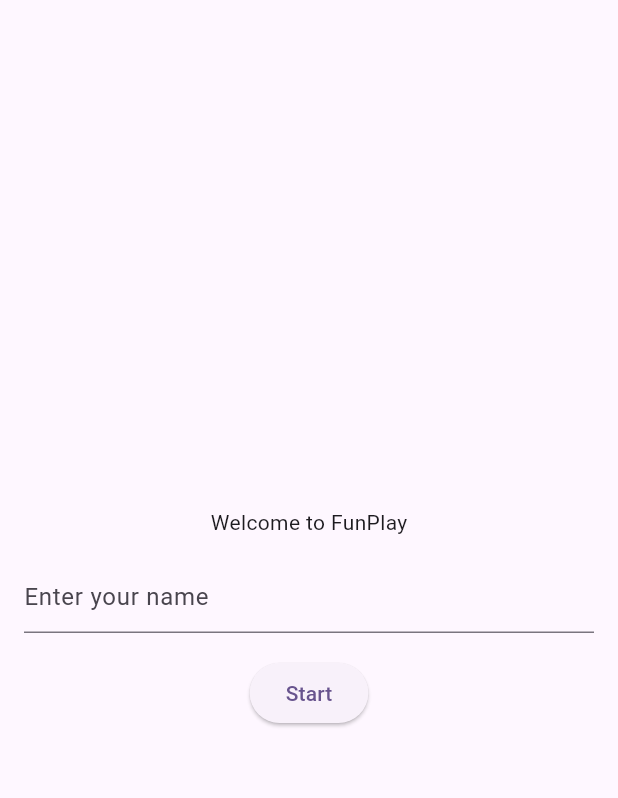
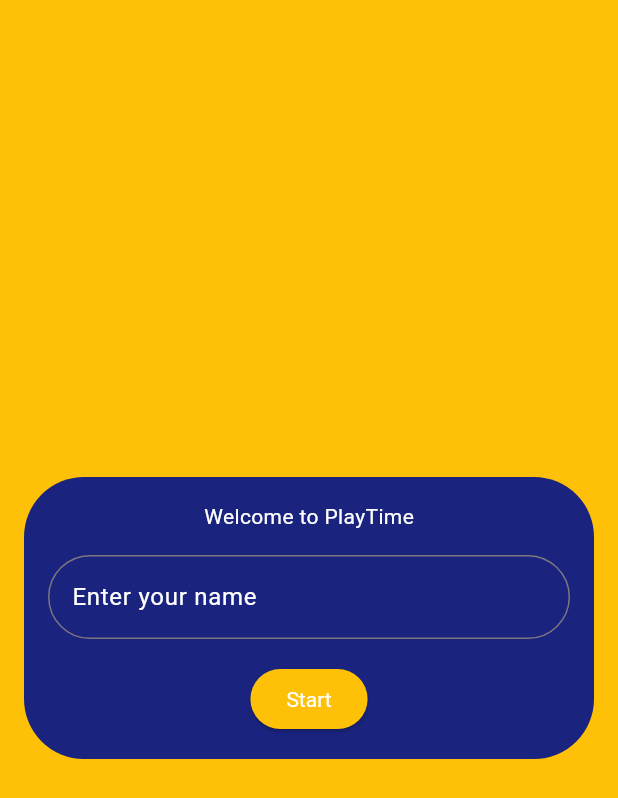
Before and after one commit to balajinithi1999/fun_play, a Flutter app: the screen it shows after launch, on a phone screen of 412 x 824 dp. Shown: the top 798 px of the screen. Run offline on Flutter 3.47's test engine with Material 3 defaults, Android fonts, the phone set to English and light mode, and no system bars.

Commit message:
homepage view fix

```diff
--- a/lib/homepage/data.dart
+++ b/lib/homepage/data.dart
@@ -143,3 +143,14 @@
     return data;
   }
 }
+
+List<String> rules = [
+  "1.There are 10 levels in this game",
+  "2.Each level consists of one image",
+  "3.Player is given maximum 30 seconds to watch the contents of image",
+  "4.After 30 seconds,image will be hidden",
+  "5.Based on content of the image, the question will be framed",
+  "6.Question related to the image will be shown",
+  "7.The player has to submit the answer to move to the next level",
+  "8.Each correct answer carries one point,those who secures more than eight points has good IQ"
+];
--- a/lib/homepage/game_view.dart
+++ b/lib/homepage/game_view.dart
@@ -54,7 +54,7 @@
                   onChanged: (value) {
                     answer = value;
                   },
-                  decoration: InputDecoration(
+                  decoration: const InputDecoration(
                     hintText: "Enter your answer",
                   ),
                 ),
@@ -86,7 +86,7 @@
                       ctl.clear();
                     });
                   },
-                  child: Text("Next"),
+                  child: const Text("Next"),
                 ),
               ],
             ),
--- a/lib/homepage/homepage_view.dart
+++ b/lib/homepage/homepage_view.dart
@@ -1,5 +1,7 @@
 import 'package:flutter/material.dart';
+import 'package:fun_play/homepage/data.dart';
 import 'package:fun_play/homepage/game_view.dart';
+import 'package:fun_play/utils.dart';
 
 class HomepageView extends StatefulWidget {
   const HomepageView({super.key});
@@ -13,42 +15,129 @@
   @override
   Widget build(BuildContext context) {
     return Scaffold(
+      backgroundColor: Utils.primaryColor,
       body: SafeArea(
           child: Center(
-        child: Padding(
+        child: Container(
+          decoration: BoxDecoration(
+            color: Utils.secondaryColor,
+            borderRadius: BorderRadius.circular(
+              40,
+            ),
+          ),
           padding: const EdgeInsets.symmetric(
             horizontal: 16.0,
+            vertical: 16.0,
+          ),
+          margin: const EdgeInsets.symmetric(
+            horizontal: 16.0,
+            vertical: 16.0,
           ),
           child: Column(
             mainAxisSize: MainAxisSize.min,
             children: [
-              const Text(
-                "Welcome to FunPlay",
+              Text(
+                "Welcome to PlayTime",
+                style: Utils.textStyle,
               ),
               const SizedBox(
                 height: 16,
               ),
               TextField(
+                style: Utils.textStyle,
                 onChanged: (value) {
                   name = value;
                 },
-                decoration: InputDecoration(hintText: "Enter your name"),
+                decoration: InputDecoration(
+                  hintText: "Enter your name",
+                  hintStyle: Utils.textStyle,
+                  border: OutlineInputBorder(
+                    borderRadius: BorderRadius.circular(
+                      40,
+                    ),
+                  ),
+                ),
               ),
               const SizedBox(
                 height: 16,
               ),
               ElevatedButton(
-                  onPressed: () {
-                    Navigator.of(context).push(MaterialPageRoute(
+                  style: ElevatedButton.styleFrom(
+                    textStyle: Utils.textStyle,
+                    backgroundColor: Utils.primaryColor,
+                  ),
+                  onPressed: () async {
+                    await showModalBottomSheet(
+                      context: context,
                       builder: (context) {
-                        return GameView(
-                          name: name,
+                        return Container(
+                          width: double.infinity,
+                          padding: EdgeInsets.all(
+                            16,
+                          ),
+                          decoration: BoxDecoration(
+                            color: Colors.white,
+                            borderRadius: BorderRadius.circular(
+                              40,
+                            ),
+                          ),
+                          child: Column(
+                            mainAxisSize: MainAxisSize.min,
+                            children: [
+                              Text(
+                                "Instructions",
+                                style: Utils.textStyle.copyWith(
+                                  color: Colors.black,
+                                  fontWeight: FontWeight.bold,
+                                ),
+                              ),
+                              const SizedBox(
+                                height: 8,
+                              ),
+                              ListView.builder(
+                                itemCount: rules.length,
+                                shrinkWrap: true,
+                                itemBuilder: (context, index) {
+                                  return Text(
+                                    rules[index],
+                                    style: Utils.textStyle.copyWith(
+                                      color: Colors.black,
+                                    ),
+                                  );
+                                },
+                              ),
+                              const SizedBox(
+                                height: 8,
+                              ),
+                              ElevatedButton(
+                                style: ElevatedButton.styleFrom(
+                                  textStyle: Utils.textStyle,
+                                  backgroundColor: Utils.primaryColor,
+                                ),
+                                onPressed: () {
+                                  Navigator.of(context).pop();
+                                  Navigator.of(context).push(MaterialPageRoute(
+                                    builder: (context) {
+                                      return GameView(
+                                        name: name,
+                                      );
+                                    },
+                                  ));
+                                },
+                                child: Text(
+                                  "Start",
+                                  style: Utils.textStyle,
+                                ),
+                              ),
+                            ],
+                          ),
                         );
                       },
-                    ));
+                    );
                   },
-                  child: const Text(
+                  child: Text(
                     "Start",
+                    style: Utils.textStyle,
                   )),
             ],
           ),
--- a/lib/homepage/result_view.dart
+++ b/lib/homepage/result_view.dart
@@ -29,18 +29,18 @@
                 Text(
                   widget.name,
                 ),
-                SizedBox(
+                const SizedBox(
                   height: 16,
                 ),
                 Text("You scored ${widget.score}"),
-                SizedBox(
+                const SizedBox(
                   height: 16,
                 ),
                 ElevatedButton(
                     onPressed: () {
                       Navigator.of(context).push(MaterialPageRoute(
                         builder: (context) {
-                          return HomepageView();
+                          return const HomepageView();
                         },
                       ));
                     },
--- /dev/null
+++ b/lib/utils.dart
@@ -0,0 +1,10 @@
+import 'package:flutter/material.dart';
+
+class Utils {
+  static Color primaryColor = Colors.amber;
+  static Color secondaryColor = Colors.indigo.shade900;
+  static Color textColor = Colors.white;
+  static TextStyle textStyle = const TextStyle(
+    color: Colors.white,
+  );
+}
```
